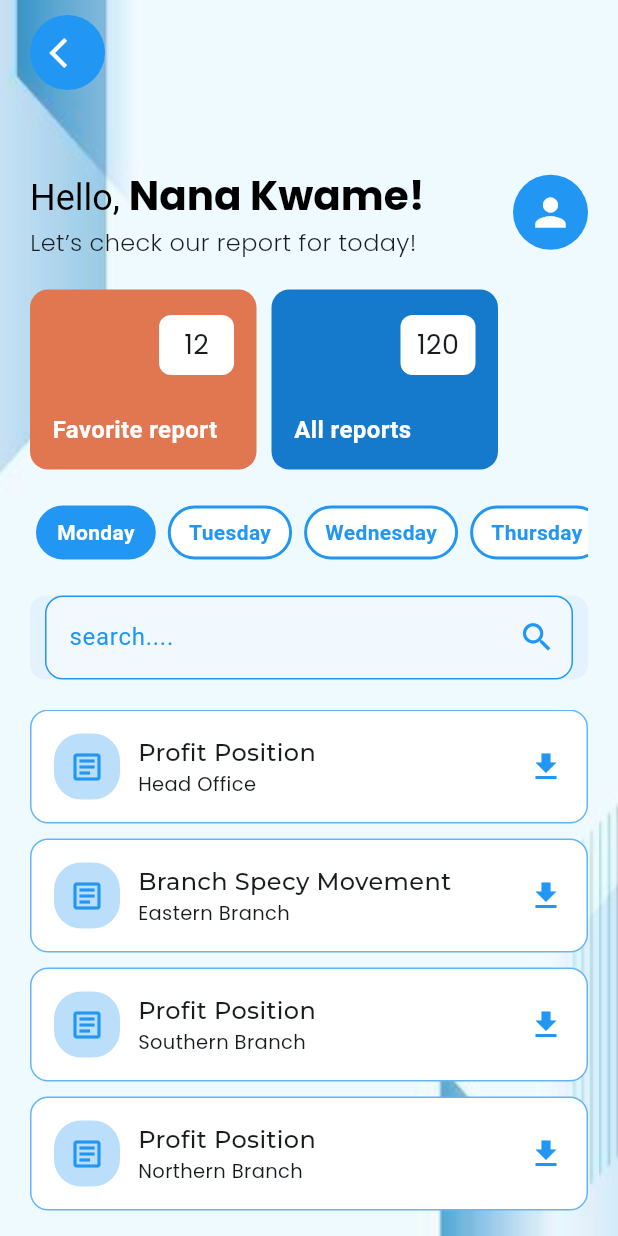
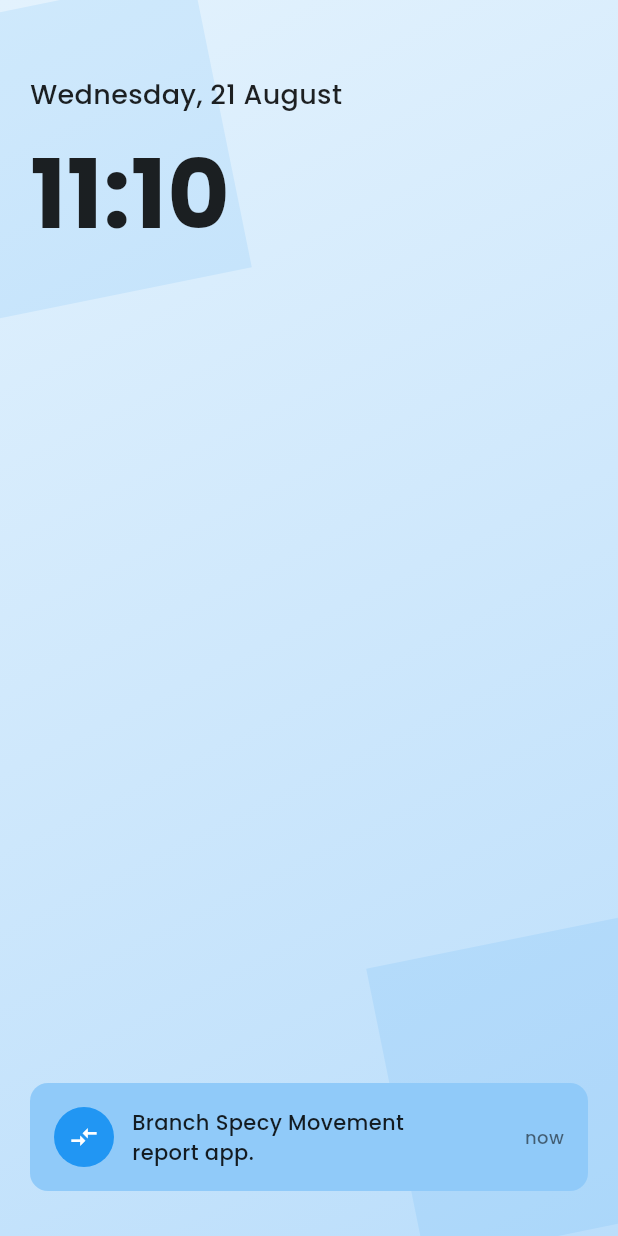
Before and after one commit to Ikwame91/reportt_app, a Flutter app: the screen it shows after launch, after a tap on "Login", on a phone screen of 412 x 824 dp. Run offline on Flutter 3.47's test engine with Material 3 defaults, Android fonts, the phone set to English and light mode, and no system bars; our stand-ins replace animate_do, google_fonts, ionicons.

```diff
--- /dev/null
+++ b/lib/components/inro_widget.dart
@@ -0,0 +1,56 @@
+
+import 'package:flutter/material.dart';
+import 'package:google_fonts/google_fonts.dart';
+
+class IntroWidget extends StatelessWidget {
+  const IntroWidget({
+    super.key, this.onTap,
+  });
+  final void Function()? onTap;
+
+  @override
+  Widget build(BuildContext context) {
+    return GestureDetector(
+      onTap: onTap,
+      child: Container(
+        margin: const EdgeInsets.only(bottom: 20),
+        padding: const EdgeInsets.all(16),
+        decoration: BoxDecoration(
+          color: Colors.blue.shade200,
+          borderRadius: BorderRadius.circular(12),
+        ),
+        child: Row(
+          children: [
+            const CircleAvatar(
+              backgroundColor: Colors.blue,
+              radius: 20,
+              child: Icon(
+                Icons.compare_arrows,
+                color: Colors.white,
+                size: 20,
+              ),
+            ),
+            const SizedBox(width: 12),
+            Expanded(
+              child: Text(
+                'Branch Specy Movement\nreport app.',
+                style: GoogleFonts.poppins(
+                  fontSize: 14,
+                  color: Colors.black87,
+                  fontWeight: FontWeight.w500,
+                ),
+              ),
+            ),
+            Text(
+              'now',
+              style: GoogleFonts.poppins(
+                  fontSize: 12,
+                  color: Colors.black54,
+                  fontWeight: FontWeight.w500),
+            ),
+          ],
+        ),
+      ),
+    );
+  }
+}
--- a/lib/main.dart
+++ b/lib/main.dart
@@ -2,6 +2,7 @@ import 'package:flutter/material.dart';
 import 'package:report_app/screens/filter_screen.dart';
 import 'package:report_app/screens/home_screen.dart';
 import 'package:report_app/screens/login_screen.dart';
+import 'package:report_app/screens/time_display.dart';
 
 void main() {
   runApp(const MyApp());
@@ -21,6 +22,7 @@ class MyApp extends StatelessWidget {
         useMaterial3: true,
       ),
       routes: {
+        '/timeScreen': (context) => const TimeDisplayScreen(),
          '/login': (context) => const LoginScreen(),
         '/home': (context) => const HomeScreen(),
         '/filter':(context) => const FilterScreen(),
--- a/lib/screens/filter_screen.dart
+++ b/lib/screens/filter_screen.dart
@@ -14,7 +14,6 @@ class _FilterScreenState extends State<FilterScreen> {
   int selectedDay = 5;
   String selectedMonth = "August";
   int selectedYear = 2024;
-
 
   List<Map<String, dynamic>> days = [
     {"day": 5, "label": "Mon"},
@@ -41,9 +40,17 @@ class _FilterScreenState extends State<FilterScreen> {
               Row(
                 mainAxisAlignment: MainAxisAlignment.spaceBetween,
                 children: [
-                  IconButton(
-                    icon: const Icon(Icons.arrow_back, color: Colors.black),
-                    onPressed: () {},
+                  GestureDetector(
+                    onTap: () {
+                      Navigator.pop(context);
+                    },
+                    child: const CircleAvatar(
+                        backgroundColor: Colors.blue,
+                        radius: 25,
+                        child: Icon(
+                          Icons.arrow_back_ios,
+                          color: Colors.white,
+                        )),
                   ),
                   IconButton(
                     icon: const Icon(Icons.search, color: Colors.blue),
@@ -95,7 +102,7 @@ class _FilterScreenState extends State<FilterScreen> {
                       ),
                     ),
                   ),
-                  Icon(Icons.more_horiz, color: Colors.black),
+                  const Icon(Icons.more_horiz, color: Colors.black),
                 ],
               ),
               Expanded(
--- a/lib/screens/login_screen.dart
+++ b/lib/screens/login_screen.dart
@@ -2,6 +2,7 @@
 
 import 'package:flutter/material.dart';
 import 'package:ionicons/ionicons.dart';
+import 'package:report_app/screens/time_display.dart';
 import 'package:report_app/widgets/custom_button.dart';
 import 'package:report_app/widgets/textfield.dart';
 
@@ -88,7 +89,29 @@ class _LoginScreenState extends State<LoginScreen> {
                 CustomButton(
                     text: "Login",
                     onPressed: () {
-                      Navigator.pushNamed(context, '/home');
+                      Navigator.of(context).push(
+                        PageRouteBuilder(
+                          pageBuilder:
+                              (context, animation, secondaryAnimation) =>
+                                  const TimeDisplayScreen(),
+                          transitionsBuilder:
+                              (context, animation, secondaryAnimation, child) {
+                            const begin = Offset(1.0, 0.0);
+                            const end = Offset.zero;
+                            const curve = Curves.easeInOutCubic;
+
+                            var tween = Tween(begin: begin, end: end).chain(
+                              CurveTween(curve: curve),
+                            );
+
+                            return SlideTransition(
+                              position: animation.drive(tween),
+                              child: child,
+                            );
+                          },
+                          transitionDuration: const Duration(milliseconds: 500),
+                        ),
+                      );
                     })
               ],
             ),
--- /dev/null
+++ b/lib/screens/time_display.dart
@@ -0,0 +1,120 @@
+import 'package:flutter/material.dart';
+import 'package:google_fonts/google_fonts.dart';
+import 'package:animate_do/animate_do.dart';
+import 'package:report_app/components/inro_widget.dart';
+
+class TimeDisplayScreen extends StatefulWidget {
+  const TimeDisplayScreen({super.key});
+
+  @override
+  State<TimeDisplayScreen> createState() => _TimeDisplayScreenState();
+}
+
+class _TimeDisplayScreenState extends State<TimeDisplayScreen> {
+  String selectedMonth = "August";
+  int selectedDay = 21;
+  int selectedYear = 2024;
+  String currentTime = "11:10";
+
+  @override
+  Widget build(BuildContext context) {
+    return SafeArea(
+      child: Scaffold(
+        body: Container(
+          decoration: BoxDecoration(
+            gradient: LinearGradient(
+              begin: Alignment.topLeft,
+              end: Alignment.bottomRight,
+              colors: [
+                Colors.blue.shade50,
+                Colors.blue.shade100,
+              ],
+            ),
+          ),
+          child: Stack(
+            children: [
+              // Background decorations
+              Positioned(
+                top: 0,
+                left: -50,
+                child: FadeIn(
+                  duration: const Duration(milliseconds: 800),
+                  child: Transform.rotate(
+                    angle: -0.2,
+                    child: Container(
+                      width: 200,
+                      height: 200,
+                      decoration: BoxDecoration(
+                        color: Colors.blue.withOpacity(0.1),
+                      ),
+                    ),
+                  ),
+                ),
+              ),
+              Positioned(
+                bottom: 0,
+                right: -50,
+                child: FadeIn(
+                  duration: const Duration(milliseconds: 800),
+                  child: Transform.rotate(
+                    angle: -0.2,
+                    child: Container(
+                      width: 200,
+                      height: 200,
+                      decoration: BoxDecoration(
+                        color: Colors.blue.withOpacity(0.1),
+                      ),
+                    ),
+                  ),
+                ),
+              ),
+
+              Padding(
+                padding: const EdgeInsets.symmetric(horizontal: 20.0, vertical: 10),
+                child: Column(
+                  crossAxisAlignment: CrossAxisAlignment.start,
+                  children: [
+                    const SizedBox(height: 40),
+                    FadeInDown(
+                      duration: const Duration(milliseconds: 800),
+                      child: Text(
+                        'Wednesday, $selectedDay $selectedMonth',
+                        style: GoogleFonts.poppins(
+                          fontSize: 18,
+                          fontWeight: FontWeight.w500,
+                          color: Colors.black87,
+                        ),
+                      ),
+                    ),
+                    const SizedBox(height: 8),
+                    FadeInDown(
+                      delay: const Duration(milliseconds: 200),
+                      duration: const Duration(milliseconds: 800),
+                      child: Text(
+                        currentTime,
+                        style: GoogleFonts.poppins(
+                          fontSize: 64,
+                          fontWeight: FontWeight.w700,
+                          color: Colors.black87,
+                        ),
+                      ),
+                    ),
+                    const Spacer(),
+                    FadeInUp(
+                      duration: const Duration(milliseconds: 800),
+                      child: IntroWidget(
+                        onTap: () {
+                          Navigator.of(context).pushReplacementNamed('/home');
+                        },
+                      ),
+                    ),
+                  ],
+                ),
+              ),
+            ],
+          ),
+        ),
+      ),
+    );
+  }
+}
--- a/pubspec.yaml
+++ b/pubspec.yaml
@@ -28,6 +28,7 @@ environment:
 # the latest version available on pub.dev. To see which dependencies have newer
 # versions available, run `flutter pub outdated`.
 dependencies:
+  animate_do: ^3.3.4
   cupertino_icons: ^1.0.8
   flutter:
     sdk: flutter
```
Also changed, not shown: pubspec.lock.
